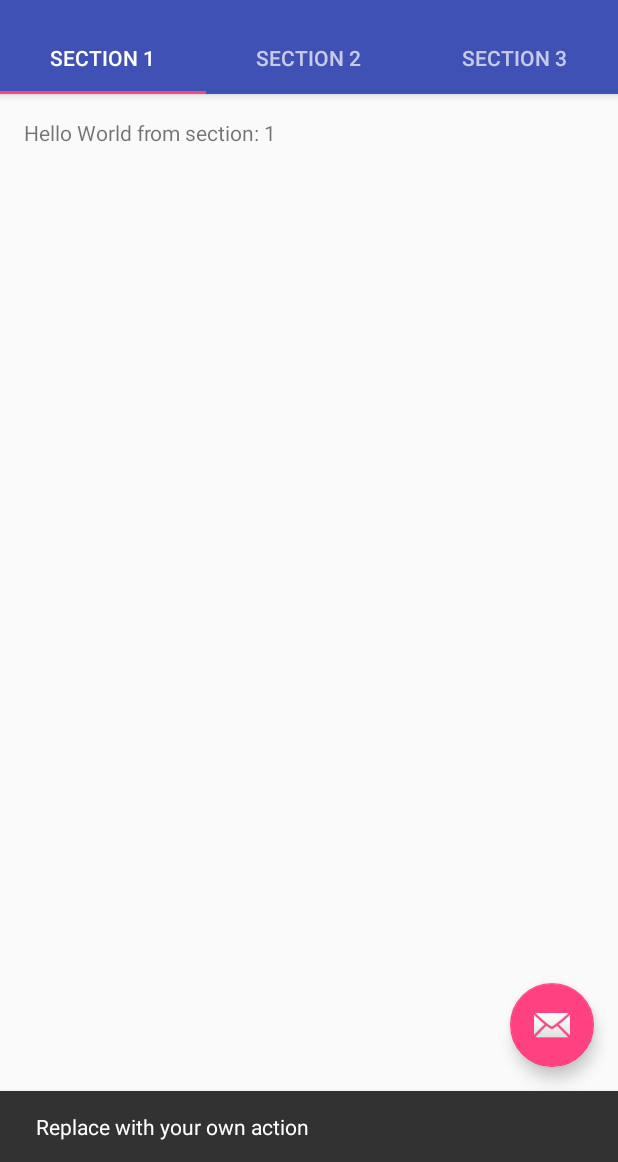
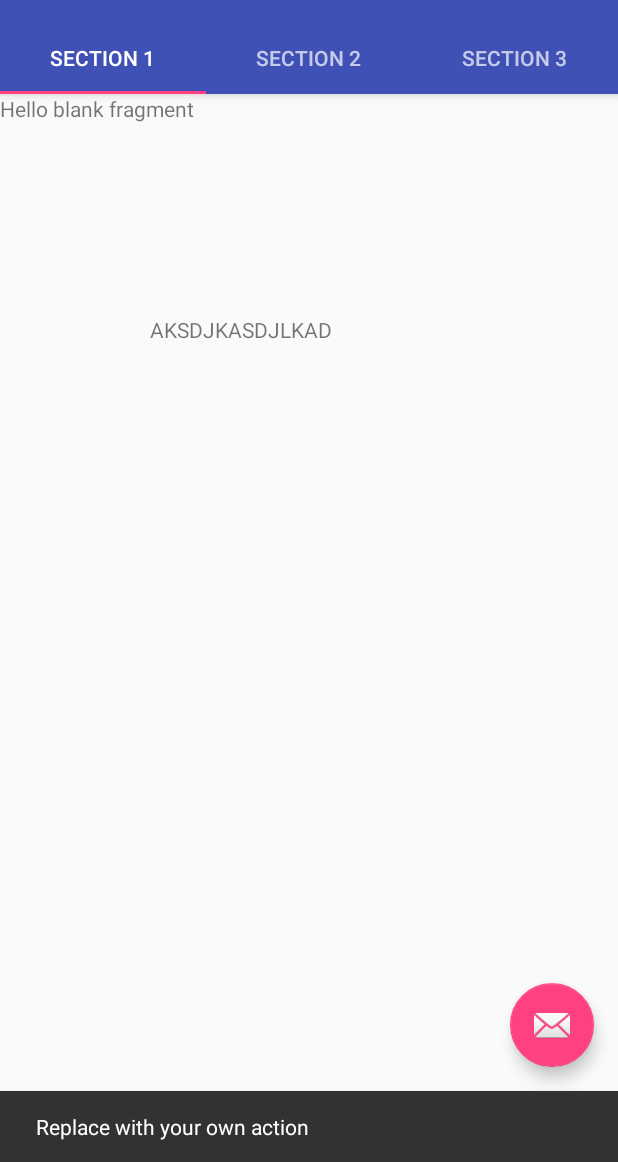
Before and after one commit to spartacus-technologies/tamperepaatokset, an Android app: the screen it shows after launch (MainActivity), after a tap on an icon or button, on a phone screen of 412 x 824 dp, the part 74-1236 px from its top. Run offline under Robolectric (Android 15) with nearby library versions, the light colour scheme and no system bars; network calls fail.

```diff
--- a/app/build.gradle
+++ b/app/build.gradle
@@ -24,4 +24,5 @@ dependencies {
     testCompile 'junit:junit:4.12'
     compile 'com.android.support:appcompat-v7:23.1.0'
     compile 'com.android.support:design:23.1.0'
+    compile files('libs/gson-2.3.1.jar')
 }
--- a/app/src/main/AndroidManifest.xml
+++ b/app/src/main/AndroidManifest.xml
@@ -1,6 +1,9 @@
 <?xml version="1.0" encoding="utf-8"?>
 <manifest xmlns:android="http://schemas.android.com/apk/res/android"
     package="tampere_paatokset.spartacus.com.tamperepaatokset" >
+
+    <uses-permission android:name="android.permission.INTERNET"></uses-permission>
+    <uses-permission android:name="android.permission.ACCESS_NETWORK_STATE"></uses-permission>
 
     <application
         android:allowBackup="true"
--- a/app/src/main/java/tampere_paatokset/spartacus/com/tamperepaatokset/MainActivity.java
+++ b/app/src/main/java/tampere_paatokset/spartacus/com/tamperepaatokset/MainActivity.java
@@ -1,5 +1,6 @@
 package tampere_paatokset.spartacus.com.tamperepaatokset;
 
+import android.net.Uri;
 import android.support.design.widget.TabLayout;
 import android.support.design.widget.FloatingActionButton;
 import android.support.design.widget.Snackbar;
@@ -19,7 +20,7 @@ import android.view.ViewGroup;
 
 import android.widget.TextView;
 
-public class MainActivity extends AppCompatActivity {
+public class MainActivity extends AppCompatActivity implements testFragment.OnFragmentInteractionListener {
 
     /**
      * The {@link android.support.v4.view.PagerAdapter} that will provide
@@ -88,6 +89,11 @@ public class MainActivity extends AppCompatActivity {
         return super.onOptionsItemSelected(item);
     }
 
+    @Override
+    public void onFragmentInteraction(Uri uri) {
+
+    }
+
 
     /**
      * A {@link FragmentPagerAdapter} that returns a fragment corresponding to
@@ -103,7 +109,8 @@ public class MainActivity extends AppCompatActivity {
         public Fragment getItem(int position) {
             // getItem is called to instantiate the fragment for the given page.
             // Return a PlaceholderFragment (defined as a static inner class below).
-            return PlaceholderFragment.newInstance(position + 1);
+
+            return testFragment.newInstance();
         }
 
         @Override
--- /dev/null
+++ b/app/src/main/java/tampere_paatokset/spartacus/com/tamperepaatokset/data_access/APICache.java
@@ -0,0 +1,30 @@
+package tampere_paatokset.spartacus.com.tamperepaatokset.data_access;
+
+import java.util.LinkedHashMap;
+
+/**
+ * Created by Eetu on 22.10.2015.
+ * Class for storing and retrieving JSON data queried before
+ */
+public class APICache {
+
+    private static LinkedHashMap<String, String> storage;
+
+    public static void store(String key, String data){
+
+        if(storage == null){
+            storage = new LinkedHashMap<>();
+        }
+        storage.put(key, data);
+    }
+
+
+    public static String retrieve(String key){
+
+        if(storage == null){
+           return null;
+        }
+        return storage.get(key);
+    }
+
+}
--- /dev/null
+++ b/app/src/main/java/tampere_paatokset/spartacus/com/tamperepaatokset/data_access/DataAccess.java
@@ -0,0 +1,104 @@
+package tampere_paatokset.spartacus.com.tamperepaatokset.data_access;
+
+import android.os.Build;
+import android.util.Log;
+
+import java.util.concurrent.Executor;
+import java.util.concurrent.Executors;
+
+/**
+ * Created by Eetu on 1.10.2015.
+ */
+public class DataAccess {
+
+    static Executor task_executor = null;
+
+    //Registers listener and executes GET Method. After completion executes listeners callback function.
+    public static void requestData(NetworkListener listener, String path, NetworkListener.RequestType type) {
+
+        if(task_executor == null){
+
+            //task_executor = Executors.newCachedThreadPool();
+            task_executor = Executors.newFixedThreadPool(30);
+        }
+
+        Log.i("DataAccess:requestData", "path=" + path);
+
+        NetworkTask task = new NetworkTask();
+        task.setNetworkListener(listener, type);
+
+        if( Build.VERSION.SDK_INT >= Build.VERSION_CODES.HONEYCOMB ) {
+            task.executeOnExecutor(task_executor, path);
+        } else {
+            task.execute(path);
+        }
+
+        //task.execute(path);
+    }
+
+    //Registers listener and executes GET Method. After completion executes listeners callback function.
+    public static void requestImageData(NetworkListener listener, String path, NetworkListener.RequestType type) {
+
+
+        Log.i("DataAccess:requestData", "path=" + path);
+
+        ImageDownloadTask task = new ImageDownloadTask();
+        task.setNetworkListener(listener, type);
+
+        task.execute(path);
+    }
+
+    //private static List<NetworkListener> listeners;
+
+    public interface NetworkListener{
+
+        enum RequestType{
+
+            MEETING,
+            VIDEO,
+            AGENDAS,
+            VIDEO_PREVIEW,
+            AGENDA_ITEM,
+            POLICY_MAKERS,
+            POLICY_MAKER, IMAGE
+        }
+
+        void DataAvailable(String data, RequestType type);
+        void BinaryDataAvailable(Object data, RequestType type);
+    }
+    /*
+    //Adds new listener to array
+    void registerListener(NetworkListener listener){
+
+        if(listeners == null){
+
+            listeners = new ArrayList<NetworkListener>();
+        }
+        listeners.add(listener);
+    }
+    */
+
+    //http://dev.hel.fi/paatokset/v1/agenda_item/
+    //Function for testing REST API Connectivity
+    public static boolean testConnection(NetworkListener listener){
+
+        NetworkTask task = new NetworkTask();
+        task.setNetworkListener(listener, null);
+
+        task.execute("http://dev.hel.fi/paatokset/v1/meeting/");
+        //task.execute("http://dev.hel.fi/paatokset/v1/agenda_item/");
+        /*
+        try{
+
+            String response = HttpURLConnectionHandler.sendGet("http://dev.hel.fi/paatokset/v1/agenda_item/");
+
+            return true;
+        }catch (Exception e){
+
+
+        }
+        */
+        return false;
+    }
+
+}
--- /dev/null
+++ b/app/src/main/java/tampere_paatokset/spartacus/com/tamperepaatokset/data_access/HttpURLConnectionHandler.java
@@ -0,0 +1,92 @@
+package tampere_paatokset.spartacus.com.tamperepaatokset.data_access;
+
+/**
+ * Created by Eetu on 2.10.2015.
+ * http://www.mkyong.com/java/how-to-send-http-request-getpost-in-java/
+ */
+
+import java.io.BufferedReader;
+import java.io.InputStreamReader;
+import java.net.HttpURLConnection;
+import java.net.URL;
+
+public class HttpURLConnectionHandler {
+
+    private final static String USER_AGENT = "Mozilla/5.0";
+
+    // HTTP GET request
+    public static String sendGet(String url) throws Exception {
+
+        //String url = "http://www.google.com/search?q=mkyong";
+
+        URL obj = new URL(url);
+        HttpURLConnection con = (HttpURLConnection) obj.openConnection();
+
+        // optional default is GET
+        con.setRequestMethod("GET");
+
+        //add request header
+        con.setRequestProperty("User-Agent", USER_AGENT);
+
+        int responseCode = con.getResponseCode();
+        System.out.println("\nSending 'GET' request to URL : " + url);
+        System.out.println("Response Code : " + responseCode);
+
+        BufferedReader in = new BufferedReader(
+                new InputStreamReader(con.getInputStream()));
+        String inputLine;
+        StringBuffer response = new StringBuffer();
+
+        while ((inputLine = in.readLine()) != null) {
+            response.append(inputLine);
+        }
+        in.close();
+
+        //print result
+        //System.out.println(response.toString());
+
+        return response.toString();
+    }
+    /*
+    // HTTP POST request
+    public static String sendPost() throws Exception {
+
+        String url = "https://selfsolve.apple.com/wcResults.do";
+        URL obj = new URL(url);
+        HttpsURLConnection con = (HttpsURLConnection) obj.openConnection();
+
+        //add reuqest header
+        con.setRequestMethod("POST");
+        con.setRequestProperty("User-Agent", USER_AGENT);
+        con.setRequestProperty("Accept-Language", "en-US,en;q=0.5");
+
+        String urlParameters = "sn=C02G8416DRJM&cn=&locale=&caller=&num=12345";
+
+        // Send post request
+        con.setDoOutput(true);
+        DataOutputStream wr = new DataOutputStream(con.getOutputStream());
+        wr.writeBytes(urlParameters);
+        wr.flush();
+        wr.close();
+
+        int responseCode = con.getResponseCode();
+        System.out.println("\nSending 'POST' request to URL : " + url);
+        System.out.println("Post parameters : " + urlParameters);
+        System.out.println("Response Code : " + responseCode);
+
+        BufferedReader in = new BufferedReader(
+                new InputStreamReader(con.getInputStream()));
+        String inputLine;
+        StringBuffer response = new StringBuffer();
+
+        while ((inputLine = in.readLine()) != null) {
+            response.append(inputLine);
+        }
+        in.close();
+
+        //print result
+        System.out.println(response.toString());
+
+    }
+    */
+}
--- /dev/null
+++ b/app/src/main/java/tampere_paatokset/spartacus/com/tamperepaatokset/data_access/NetworkTask.java
@@ -0,0 +1,60 @@
+package tampere_paatokset.spartacus.com.tamperepaatokset.data_access;
+
+import android.os.AsyncTask;
+import android.util.Log;
+
+/**
+ * Created by Eetu on 2.10.2015.
+ */
+public class NetworkTask extends AsyncTask<String, Void, Void> {
+
+    DataAccess.NetworkListener listener_;
+
+    String response = null;
+    private DataAccess.NetworkListener.RequestType type_;
+
+    public void setNetworkListener(DataAccess.NetworkListener listener, DataAccess.NetworkListener.RequestType type){
+
+        type_ = type;
+        listener_ = listener;
+    }
+
+    @Override
+    protected Void doInBackground(String... urls){
+
+        if(listener_ == null){
+            Log.e("NetworkTask", "No listener was set!");
+            response = null;
+        }
+
+        //first check for existing data in cache:
+        String data = APICache.retrieve(urls[0]);
+
+        if(data != null){
+
+            response = data;
+            return null;
+        }
+
+        // params comes from the execute() call: params[0] is the url.
+        try {
+
+            response = HttpURLConnectionHandler.sendGet(urls[0]);
+            APICache.store(urls[0], response);
+
+        } catch (Exception e) {
+
+            response = null;
+        }
+
+        return null;
+    }
+    // onPostExecute displays the results of the AsyncTask.
+    @Override
+    protected void onPostExecute(Void v) {
+
+        //Log.i("NetworkTask", "onPostExecute");
+        listener_.DataAvailable(response, type_);
+    }
+
+}
--- /dev/null
+++ b/app/src/main/java/tampere_paatokset/spartacus/com/tamperepaatokset/testFragment.java
@@ -0,0 +1,123 @@
+package tampere_paatokset.spartacus.com.tamperepaatokset;
+
+import android.app.Activity;
+import android.net.Uri;
+import android.os.Bundle;
+import android.support.v4.app.Fragment;
+import android.util.Log;
+import android.view.LayoutInflater;
+import android.view.View;
+import android.view.ViewGroup;
+
+import tampere_paatokset.spartacus.com.tamperepaatokset.data_access.DataAccess;
+
+/**
+ * A simple {@link Fragment} subclass.
+ * Activities that contain this fragment must implement the
+ * {@link testFragment.OnFragmentInteractionListener} interface
+ * to handle interaction events.
+ * Use the {@link testFragment#newInstance} factory method to
+ * create an instance of this fragment.
+ */
+public class testFragment extends Fragment implements DataAccess.NetworkListener {
+    // TODO: Rename parameter arguments, choose names that match
+    // the fragment initialization parameters, e.g. ARG_ITEM_NUMBER
+    private static final String ARG_PARAM1 = "param1";
+    private static final String ARG_PARAM2 = "param2";
+
+    // TODO: Rename and change types of parameters
+    private String mParam1;
+    private String mParam2;
+
+    private OnFragmentInteractionListener mListener;
+
+    /**
+     * Use this factory method to create a new instance of
+     * this fragment using the provided parameters.
+     *
+     * @return A new instance of fragment testFragment.
+     */
+    // TODO: Rename and change types and number of parameters
+    public static testFragment newInstance() {
+        testFragment fragment = new testFragment();
+        Bundle args = new Bundle();
+        fragment.setArguments(args);
+        return fragment;
+    }
+
+    public testFragment() {
+        // Required empty public constructor
+    }
+
+    @Override
+    public void onCreate(Bundle savedInstanceState) {
+        super.onCreate(savedInstanceState);
+        if (getArguments() != null) {
+            mParam1 = getArguments().getString(ARG_PARAM1);
+            mParam2 = getArguments().getString(ARG_PARAM2);
+        }
+    }
+
+    @Override
+    public View onCreateView(LayoutInflater inflater, ViewGroup container,
+                             Bundle savedInstanceState) {
+        // Inflate the layout for this fragment
+        searchTestData();
+        return inflater.inflate(R.layout.fragment_test, container, false);
+    }
+
+    // TODO: Rename method, update argument and hook method into UI event
+    public void onButtonPressed(Uri uri) {
+        if (mListener != null) {
+            mListener.onFragmentInteraction(uri);
+        }
+    }
+
+    @Override
+    public void onAttach(Activity activity) {
+        super.onAttach(activity);
+        try {
+            mListener = (OnFragmentInteractionListener) activity;
+        } catch (ClassCastException e) {
+            throw new ClassCastException(activity.toString()
+                    + " must implement OnFragmentInteractionListener");
+        }
+    }
+
+    @Override
+    public void onDetach() {
+        super.onDetach();
+        mListener = null;
+    }
+
+    @Override
+    public void DataAvailable(String data, RequestType type) {
+        Log.i("testFragment", "data");
+    }
+
+    @Override
+    public void BinaryDataAvailable(Object data, RequestType type) {
+
+    }
+
+    /**
+     * This interface must be implemented by activities that contain this
+     * fragment to allow an interaction in this fragment to be communicated
+     * to the activity and potentially other fragments contained in that
+     * activity.
+     * <p/>
+     * See the Android Training lesson <a href=
+     * "http://developer.android.com/training/basics/fragments/communicating.html"
+     * >Communicating with Other Fragments</a> for more information.
+     */
+
+    public interface OnFragmentInteractionListener {
+        // TODO: Update argument type and name
+        public void onFragmentInteraction(Uri uri);
+    }
+
+    public void searchTestData() {
+        DataAccess.requestData(this, "http://www.google.fi", RequestType.MEETING);
+    }
+
+}
--- /dev/null
+++ b/app/src/main/res/layout/fragment_test.xml
@@ -0,0 +1,27 @@
+<RelativeLayout xmlns:android="http://schemas.android.com/apk/res/android"
+    xmlns:tools="http://schemas.android.com/tools" android:layout_width="match_parent"
+    android:layout_height="match_parent"
+    tools:context="tampere_paatokset.spartacus.com.tamperepaatokset.testFragment">
+
+    <!-- TODO: Update blank fragment layout -->
+    <TextView android:layout_width="match_parent" android:layout_height="match_parent"
+        android:text="@string/hello_blank_fragment"
+        android:layout_alignParentLeft="true"
+        android:layout_marginLeft="0dp"
+        android:layout_alignParentTop="true"
+        android:layout_marginTop="0dp" />
+
+    <TextView
+        android:layout_width="wrap_content"
+        android:layout_height="wrap_content"
+        android:textAppearance="?android:attr/textAppearanceSmall"
+        android:text="AKSDJKASDJLKAD"
+        android:id="@+id/textView"
+        android:layout_alignParentTop="true"
+        android:layout_alignParentLeft="true"
+        android:layout_alignParentStart="true"
+        android:layout_marginLeft="100dp"
+        android:layout_marginStart="100dp"
+        android:layout_marginTop="147dp" />
+
+</RelativeLayout>
--- a/app/src/main/res/values/strings.xml
+++ b/app/src/main/res/values/strings.xml
@@ -2,4 +2,7 @@
     <string name="app_name">TamperePaatokset</string>
     <string name="action_settings">Settings</string>
     <string name="section_format">Hello World from section: %1$d</string>
+
+<!-- TODO: Remove or change this placeholder text -->
+    <string name="hello_blank_fragment">Hello blank fragment</string>
 </resources>
```
Also changed, not shown: app/src/main/java/tampere_paatokset/spartacus/com/tamperepaatokset/data_access/ConfigurationManager.java (added, +50 -0 lines), app/src/main/java/tampere_paatokset/spartacus/com/tamperepaatokset/data_access/CustomDictionary.java (added, +84 -0 lines), app/src/main/java/tampere_paatokset/spartacus/com/tamperepaatokset/data_access/ImageDownloadTask.java (added, +48 -0 lines), app/src/main/java/tampere_paatokset/spartacus/com/tamperepaatokset/data_access/iFragmentDataExchange.java (added, +9 -0 lines), app/libs/gson-2.3.1.jar (added), 2 other files.
